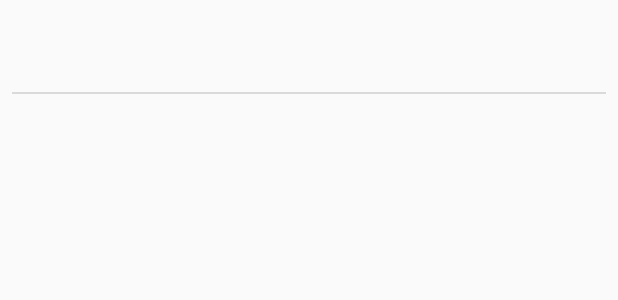
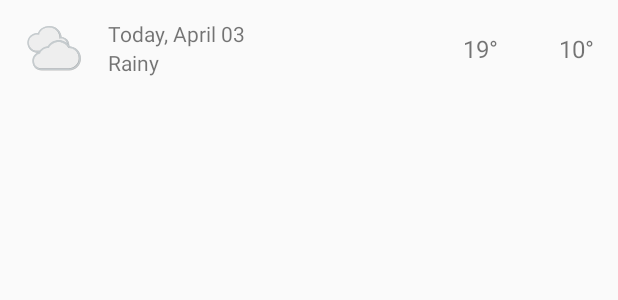
Before and after one commit to lisamariewatkins/SunshineWeatherApp, an Android app: the layout weather_list_item.xml on its own in the app's theme, with its tools: preview values and no code run, on a phone screen of 412 x 824 dp. Shown: the top 300 px of the screen. Run offline under Robolectric (Android 15) with nearby library versions, the phone set to English and light mode, and no system bars.

Commit message:
coverted list item to constraint layout with pictures

```diff
--- a/app/src/main/java/com/example/lisamwatkins/sunshine/ForecastAdapter.java
+++ b/app/src/main/java/com/example/lisamwatkins/sunshine/ForecastAdapter.java
@@ -7,6 +7,7 @@ import android.support.v7.widget.RecyclerView;
 import android.view.LayoutInflater;
 import android.view.View;
 import android.view.ViewGroup;
+import android.widget.ImageView;
 import android.widget.TextView;
 
 import com.example.lisamwatkins.sunshine.data.WeatherContract;
@@ -46,16 +47,24 @@ public class ForecastAdapter extends RecyclerView.Adapter<ForecastAdapter.Foreca
 
         long dateInMillis = mCursor.getLong(MainActivity.INDEX_WEATHER_DATE);
         String dateString = SunshineDateUtils.getFriendlyDateString(mContext, dateInMillis, false);
+        holder.dateView.setText(dateString);
+
         int weatherId = mCursor.getInt(MainActivity.INDEX_WEATHER_CONDITION_ID);
+        int weatherImageId;
+        weatherImageId = SunshineWeatherUtils.getSmallArtResourceIdForWeatherCondition(weatherId);
+        holder.iconView.setImageResource(weatherImageId);
+
         String description = SunshineWeatherUtils.getStringForWeatherCondition(mContext, weatherId);
+        holder.descriptionView.setText(description);
+
         double highInCelsius = mCursor.getDouble(MainActivity.INDEX_WEATHER_MAX_TEMP);
         double lowInCelsius = mCursor.getDouble(MainActivity.INDEX_WEATHER_MIN_TEMP);
 
-        String highAndLowTemperature = SunshineWeatherUtils.formatHighLows(mContext, highInCelsius, lowInCelsius);
+        String highString = SunshineWeatherUtils.formatTemperature(mContext, highInCelsius);
+        String lowString = SunshineWeatherUtils.formatTemperature(mContext, lowInCelsius);
 
-        String weatherSummary = dateString + " - " + description + " - " + highAndLowTemperature;
-
-        holder.mWeatherTextView.setText(weatherSummary);
+        holder.highTempView.setText(highString);
+        holder.lowTempView.setText(lowString);
     }
 
     @Override
@@ -70,11 +79,20 @@ public class ForecastAdapter extends RecyclerView.Adapter<ForecastAdapter.Foreca
     }
 
     class ForecastViewHolder extends RecyclerView.ViewHolder implements View.OnClickListener{
-        final TextView mWeatherTextView;
+        final TextView dateView;
+        final TextView descriptionView;
+        final TextView highTempView;
+        final TextView lowTempView;
+        final ImageView iconView;
 
         public ForecastViewHolder(View view){
             super(view);
-            mWeatherTextView = (TextView) view.findViewById(R.id.tv_weather_data);
+            dateView = (TextView) view.findViewById(R.id.date);
+            iconView = (ImageView) view.findViewById(R.id.weather_icon);
+            descriptionView = (TextView) view.findViewById(R.id.weather_description);
+            lowTempView = (TextView) view.findViewById(R.id.low_temperature);
+            highTempView = (TextView) view.findViewById(R.id.high_temperature);
+
             view.setOnClickListener(this);
         }
 
--- a/app/src/main/res/layout/weather_list_item.xml
+++ b/app/src/main/res/layout/weather_list_item.xml
@@ -1,23 +1,70 @@
 <?xml version="1.0" encoding="utf-8"?>
-<LinearLayout
-    xmlns:android="http://schemas.android.com/apk/res/android"
-    android:orientation="vertical"
+<android.support.constraint.ConstraintLayout xmlns:android="http://schemas.android.com/apk/res/android"
+    xmlns:app="http://schemas.android.com/apk/res-auto"
+    xmlns:tools="http://schemas.android.com/tools"
     android:layout_width="match_parent"
-    android:layout_height="wrap_content">
+    android:layout_height="wrap_content"
+    android:minHeight="?android:attr/listPreferredItemHeight"
+    android:paddingBottom="12dp"
+    android:paddingLeft="16dp"
+    android:paddingRight="16dp"
+    android:paddingTop="12dp">
+
+    <ImageView
+        android:id="@+id/weather_icon"
+        android:layout_width="40dp"
+        android:layout_height="40dp"
+        app:layout_constraintBottom_toTopOf="@+id/guideline"
+        app:layout_constraintLeft_toLeftOf="parent"
+        app:layout_constraintTop_toTopOf="@+id/guideline"
+        tools:src="@drawable/art_clouds"/>
 
     <TextView
-        style="@style/TextAppearance.AppCompat.Large"
-        android:id="@+id/tv_weather_data"
+        android:id="@+id/date"
         android:layout_width="wrap_content"
         android:layout_height="wrap_content"
-        android:padding="16dp"/>
+        android:layout_marginLeft="16dp"
+        android:layout_marginStart="16dp"
+        app:layout_constraintBottom_toTopOf="@+id/guideline"
+        app:layout_constraintLeft_toRightOf="@+id/weather_icon"
+        tools:text="Today, April 03"/>
 
-    <!-- list item divider -->
+    <TextView
+        android:id="@+id/weather_description"
+        android:layout_width="wrap_content"
+        android:layout_height="wrap_content"
+        app:layout_constraintLeft_toLeftOf="@+id/date"
+        app:layout_constraintTop_toTopOf="@+id/guideline"
+        tools:text="Rainy"/>
 
-    <View
-        android:layout_width="match_parent"
-        android:layout_height="1dp"
-        android:background="#dadada"
-        android:layout_marginLeft="8dp"
-        android:layout_marginRight="8dp"/>
-</LinearLayout>
+    <TextView
+        android:id="@+id/low_temperature"
+        android:layout_width="wrap_content"
+        android:layout_height="wrap_content"
+        android:layout_marginEnd="4dp"
+        android:layout_marginRight="4dp"
+        android:textSize="16sp"
+        app:layout_constraintBottom_toTopOf="@+id/guideline"
+        app:layout_constraintRight_toLeftOf="@+id/high_temperature"
+        app:layout_constraintTop_toTopOf="@+id/guideline"
+        tools:text="19\u00b0"/>
+
+    <TextView
+        android:id="@+id/high_temperature"
+        android:layout_width="60dp"
+        android:layout_height="wrap_content"
+        android:gravity="end"
+        android:textSize="16sp"
+        app:layout_constraintBottom_toTopOf="@+id/guideline"
+        app:layout_constraintRight_toRightOf="parent"
+        app:layout_constraintTop_toTopOf="@+id/guideline"
+        tools:text="10\u00b0"/>
+
+    <android.support.constraint.Guideline
+        android:id="@+id/guideline"
+        android:layout_width="wrap_content"
+        android:layout_height="wrap_content"
+        android:orientation="horizontal"
+        app:layout_constraintGuide_percent="0.5"/>
+
+</android.support.constraint.ConstraintLayout>
```
